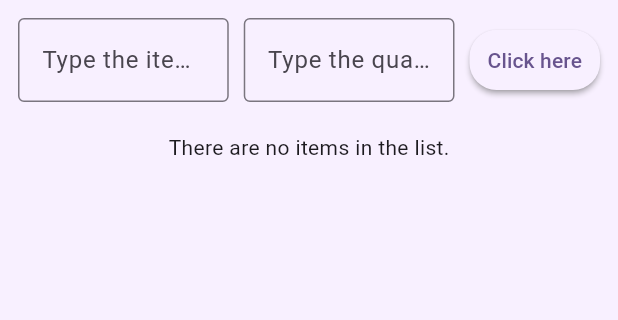
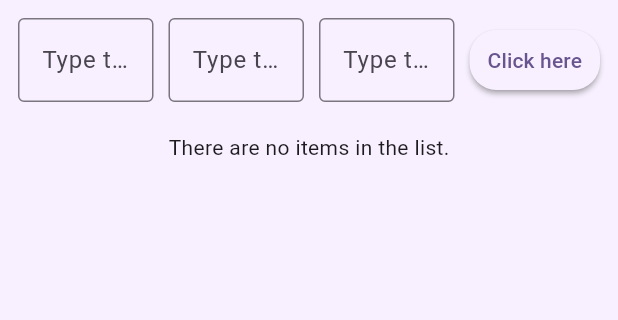
Before and after one commit to mt00145/my_cst2355_labs5, a Flutter app: the screen it shows after launch, after a tap on "Click here", on a phone screen of 412 x 824 dp, the part 84-404 px from its top. Run offline on Flutter 3.47's test engine with Material 3 defaults, Android fonts, the phone set to English and light mode, and no system bars; our stand-ins replace floor, sqflite; accounts and stored records are empty; generated files the repository leaves out were written again.

Commit message:
working on it

```diff
--- a/lib/main.dart
+++ b/lib/main.dart
@@ -32,19 +32,24 @@ class MyHomePage extends StatefulWidget {
 class _MyHomePageState extends State<MyHomePage> {
   final List<String> items = [];
   final List<String> quantities = [];
+  final List<String> prices = [];
   final TextEditingController itemController = TextEditingController();
   final TextEditingController quantityController = TextEditingController();
+  final TextEditingController priceController = TextEditingController();
 
   void addButton() {
     final item = itemController.text.trim();
     final quantity = quantityController.text.trim();
+    final price = priceController.text.trim();
 
-    if (item.isNotEmpty && quantity.isNotEmpty) {
+    if (item.isNotEmpty && quantity.isNotEmpty && price.isNotEmpty) {
       setState(() {
         items.add(item);
         quantities.add(quantity);
+        prices.add(price);
         itemController.clear();
         quantityController.clear();
+        priceController.clear();
       });
     }
   }
@@ -88,6 +93,17 @@ class _MyHomePageState extends State<MyHomePage> {
                   ),
                 ),
                 const SizedBox(width: 10),
+                Expanded(
+                  child: TextField(
+                    controller: priceController,
+                    decoration: const InputDecoration(
+                      hintText: "Type the price here",
+                      border: OutlineInputBorder(),
+                    ),
+                    keyboardType: TextInputType.number,
+                  ),
+                ),
+                const SizedBox(width: 10),
                 TextButton(
                   onPressed: addButton,
                   style: TextButton.styleFrom(
@@ -115,7 +131,7 @@ class _MyHomePageState extends State<MyHomePage> {
                     child: GestureDetector(
                       onLongPress: () => _confirmDelete(index),
                       child: Text(
-                        '${index + 1}: ${items[index]}  quantity: ${quantities[index]}',
+                        '${index + 1}: ${items[index]}  quantity: ${quantities[index]} price: \$ ${prices[index]}',
                         style: const TextStyle(fontSize: 16),
                         textAlign: TextAlign.center,
                       ),
@@ -146,6 +162,8 @@ class _MyHomePageState extends State<MyHomePage> {
             onPressed: () {
               setState(() {
                 items.removeAt(index);
+                quantities.removeAt(index);
+                prices.removeAt(index);
               });
               Navigator.of(context).pop();
             },
--- a/pubspec.yaml
+++ b/pubspec.yaml
@@ -30,6 +30,7 @@ environment:
 dependencies:
   flutter:
     sdk: flutter
+  floor: ^1.4.0
 
   # The following adds the Cupertino Icons font to your application.
   # Use with the CupertinoIcons class for iOS style icons.
@@ -38,7 +39,8 @@ dependencies:
 dev_dependencies:
   flutter_test:
     sdk: flutter
-
+  floor_generator: ^1.4.0
+  build_runner: ^2.1.2
   # The "flutter_lints" package below contains a set of recommended lints to
   # encourage good coding practices. The lint set provided by the package is
   # activated in the `analysis_options.yaml` file located at the root of your
```
Also changed, not shown: lib/database.dart (added, +15 -0 lines), lib/items.dart (added, +11 -0 lines), lib/items_dao.dart (added, +14 -0 lines), pubspec.lock, 1 other file.
